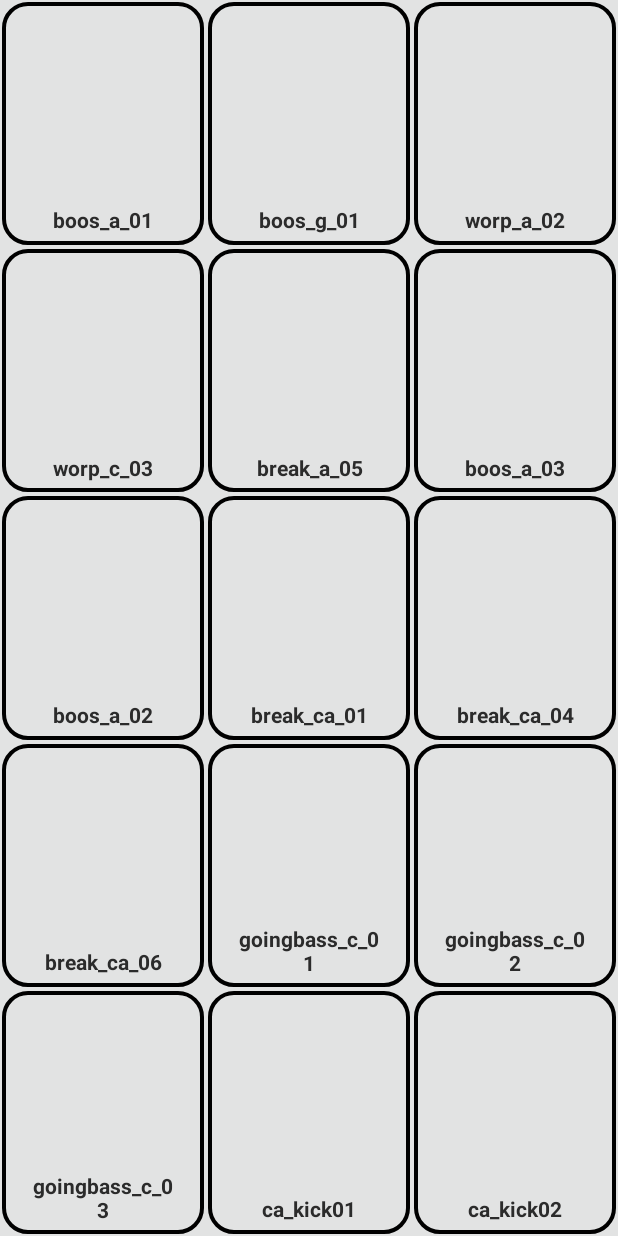
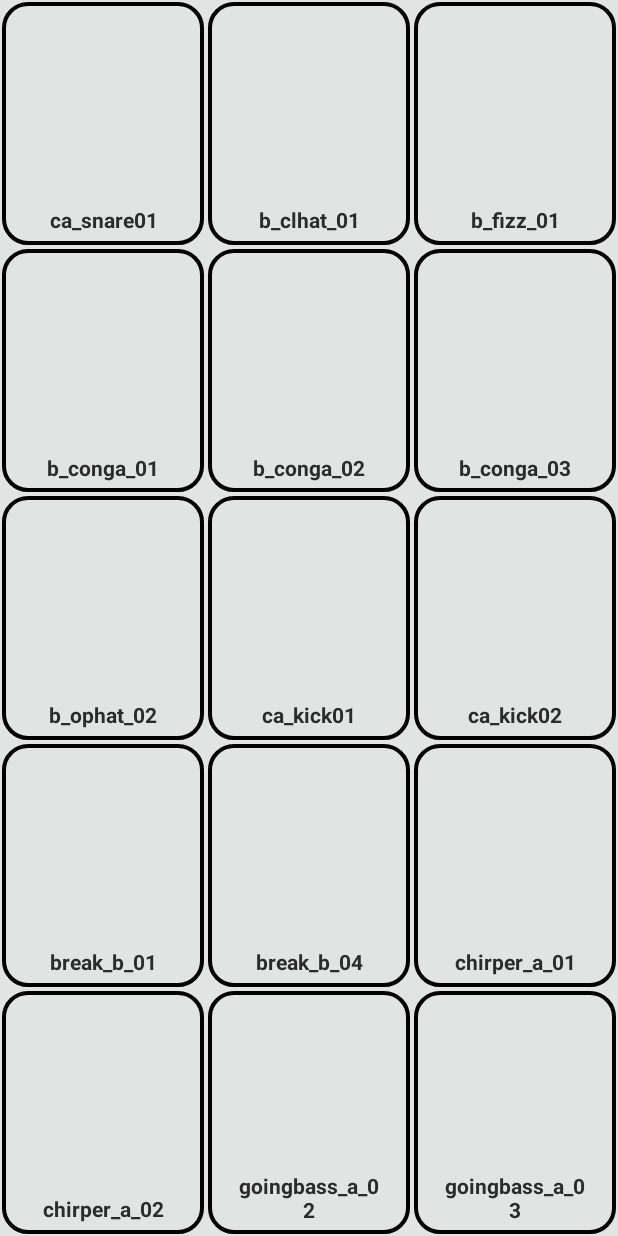
Before and after one commit to chikaharu11/Instant_DrumPad_B, an Android app: the layout activity_main.xml on its own in the app's theme, with its tools: preview values and no code run, on a phone screen of 412 x 824 dp. Run offline under Robolectric (Android 15) with nearby library versions, the phone set to English and light mode, and no system bars; network calls fail.

Commit message:
add ogg name

```diff
--- a/app/src/main/res/values/strings.xml
+++ b/app/src/main/res/values/strings.xml
@@ -18,21 +18,21 @@
     <string name="todo16">16</string>
     <string name="todo17">17</string>
     <string name="todo23">23</string>
-    <string name="textView">boos_a_01</string>
-    <string name="textView2">boos_g_01</string>
-    <string name="textView3">worp_a_02</string>
-    <string name="textView4">worp_c_03</string>
-    <string name="textView5">break_a_05</string>
-    <string name="textView6">boos_a_03</string>
-    <string name="textView7">boos_a_02</string>
-    <string name="textView8">break_ca_01</string>
-    <string name="textView9">break_ca_04</string>
-    <string name="textView10">break_ca_06</string>
-    <string name="textView11">goingbass_c_01</string>
-    <string name="textView12">goingbass_c_02</string>
-    <string name="textView13">goingbass_c_03</string>
-    <string name="textView14">ca_kick01</string>
-    <string name="textView15">ca_kick02</string>
+    <string name="textView">ca_snare01</string>
+    <string name="textView2">b_clhat_01</string>
+    <string name="textView3">b_fizz_01</string>
+    <string name="textView4">b_conga_01</string>
+    <string name="textView5">b_conga_02</string>
+    <string name="textView6">b_conga_03</string>
+    <string name="textView7">b_ophat_02</string>
+    <string name="textView8">ca_kick01</string>
+    <string name="textView9">ca_kick02</string>
+    <string name="textView10">break_b_01</string>
+    <string name="textView11">break_b_04</string>
+    <string name="textView12">chirper_a_01</string>
+    <string name="textView13">chirper_a_02</string>
+    <string name="textView14">goingbass_a_02</string>
+    <string name="textView15">goingbass_a_03</string>
     <string name="select3a">Loop [85bpm]</string>
     <string name="select3b">Loop [95bpm]</string>
     <string name="select3c">Loop [105bpm]</string>
```
Also changed, not shown: app/src/main/java/jp/chikaharu11/instant_drumpad_tr808/MainActivity.kt (+15 -15 lines), 1 other file.
